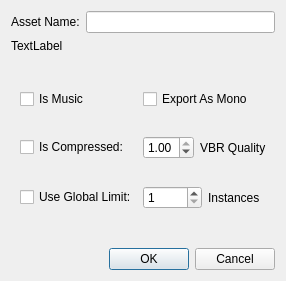
GameOverture/HarmonyEngine, file Editor/src/Dialogs/DlgAssetProperties.ui: the form before one commit.
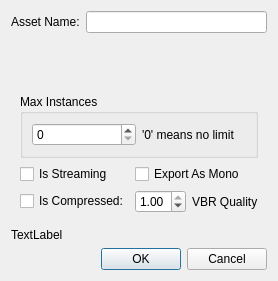
The form after the commit. The open tabs and pages were chosen to show the change. Custom widgets are drawn as their Qt base class.

Commit message: Audio rework, editor finished

The edit to the form file:
```diff
--- a/Editor/src/Dialogs/DlgAssetProperties.ui
+++ b/Editor/src/Dialogs/DlgAssetProperties.ui
@@ -28,13 +28,6 @@
      </item>
     </layout>
    </item>
-   <item>
-    <widget class="QLabel" name="lblNumSelected">
-     <property name="text">
-      <string>TextLabel</string>
-     </property>
-    </widget>
-   </item>
    <item>
     <widget class="QStackedWidget" name="stackedAssetType">
      <property name="currentIndex">
@@ -259,28 +252,28 @@
      <widget class="QWidget" name="page_2"/>
      <widget class="QWidget" name="audioPage">
       <layout class="QGridLayout" name="gridLayout">
-       <item row="0" column="0">
-        <widget class="QCheckBox" name="chkIsMusic">
-         <property name="text">
-          <string>Is Music</string>
-         </property>
-        </widget>
-       </item>
-       <item row="0" column="1">
+       <item row="4" column="2">
         <widget class="QCheckBox" name="chkExportAsMono">
          <property name="text">
           <string>Export As Mono</string>
          </property>
         </widget>
        </item>
-       <item row="1" column="0">
+       <item row="5" column="1">
         <widget class="QCheckBox" name="chkIsCompressed">
          <property name="text">
           <string>Is Compressed:</string>
          </property>
         </widget>
        </item>
-       <item row="1" column="1">
+       <item row="4" column="1">
+        <widget class="QCheckBox" name="chkIsStreaming">
+         <property name="text">
+          <string>Is Streaming</string>
+         </property>
+        </widget>
+       </item>
+       <item row="5" column="2">
         <layout class="QHBoxLayout" name="horizontalLayout">
          <item>
           <widget class="QDoubleSpinBox" name="sbVbrQuality">
@@ -301,35 +294,46 @@
          </item>
         </layout>
        </item>
-       <item row="2" column="0">
-        <widget class="QCheckBox" name="chkUseGlobalLimit">
-         <property name="text">
-          <string>Use Global Limit:</string>
-         </property>
-        </widget>
+       <item row="0" column="1" colspan="2">
+        <widget class="WgtAudioGroup" name="audioGroup" native="true"/>
        </item>
-       <item row="2" column="1">
+       <item row="3" column="1" colspan="2">
+        <widget class="QGroupBox" name="grpMaxInstances">
+         <property name="title">
+          <string>Max Instances</string>
+         </property>
         <layout class="QHBoxLayout" name="horizontalLayout_2">
          <item>
           <widget class="QSpinBox" name="sbGlobalLimit">
            <property name="minimum">
-            <number>1</number>
-           </property>
+             <number>0</number>
+            </property>
+            <property name="value">
+             <number>0</number>
+            </property>
           </widget>
          </item>
          <item>
           <widget class="QLabel" name="lblInstances">
            <property name="text">
-            <string>Instances</string>
+             <string>'0' means no limit</string>
            </property>
           </widget>
          </item>
         </layout>
+        </widget>
        </item>
       </layout>
      </widget>
     </widget>
    </item>
+   <item>
+    <widget class="QLabel" name="lblNumSelected">
+     <property name="text">
+      <string>TextLabel</string>
+     </property>
+    </widget>
+   </item>
    <item>
     <widget class="QDialogButtonBox" name="buttonBox">
      <property name="orientation">
@@ -342,6 +346,14 @@
    </item>
   </layout>
  </widget>
+ <customwidgets>
+  <customwidget>
+   <class>WgtAudioGroup</class>
+   <extends>QWidget</extends>
+   <header>WgtAudioGroup.h</header>
+   <container>1</container>
+  </customwidget>
+ </customwidgets>
  <resources/>
  <connections>
   <connection>
```
Left out of the diff: 10 changed lines with no effect on the pictures. Lines whose indentation alone changed are shown as unchanged. The commit also changes 39 other files.
